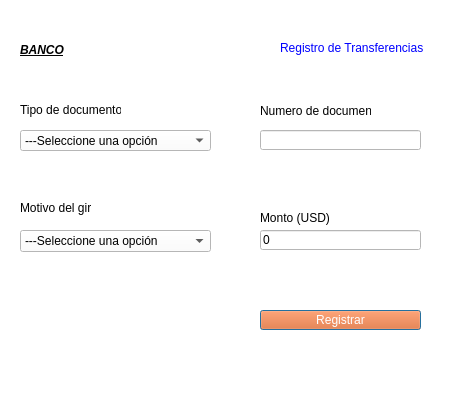
Above: Interfaces/registro.ui from Juanemiliani70/BancoAPP before the change. Below: the same form after it.
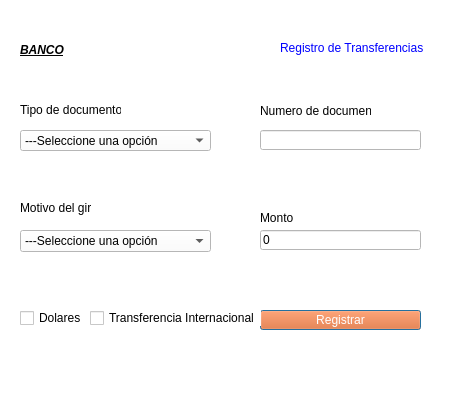
That is the form after the change.

Patch:
```diff
--- a/Interfaces/registro.ui
+++ b/Interfaces/registro.ui
@@ -201,7 +201,7 @@
 font: 8pt &quot;MS Shell Dlg 2&quot;;</string>
    </property>
    <property name="text">
-    <string>Monto (USD)</string>
+    <string>Monto</string>
    </property>
   </widget>
   <widget class="QLineEdit" name="txtMonto">
@@ -244,6 +244,32 @@
     <string>Registrar</string>
    </property>
   </widget>
+  <widget class="QCheckBox" name="checkDolares">
+   <property name="geometry">
+    <rect>
+     <x>20</x>
+     <y>310</y>
+     <width>91</width>
+     <height>16</height>
+    </rect>
+   </property>
+   <property name="text">
+    <string>Dolares</string>
+   </property>
+  </widget>
+  <widget class="QCheckBox" name="checkInternacional">
+   <property name="geometry">
+    <rect>
+     <x>90</x>
+     <y>310</y>
+     <width>171</width>
+     <height>16</height>
+    </rect>
+   </property>
+   <property name="text">
+    <string>Transferencia Internacional</string>
+   </property>
+  </widget>
  </widget>
  <resources/>
  <connections/>
```
Left out of the diff: 2 changed lines with no effect on the pictures.
